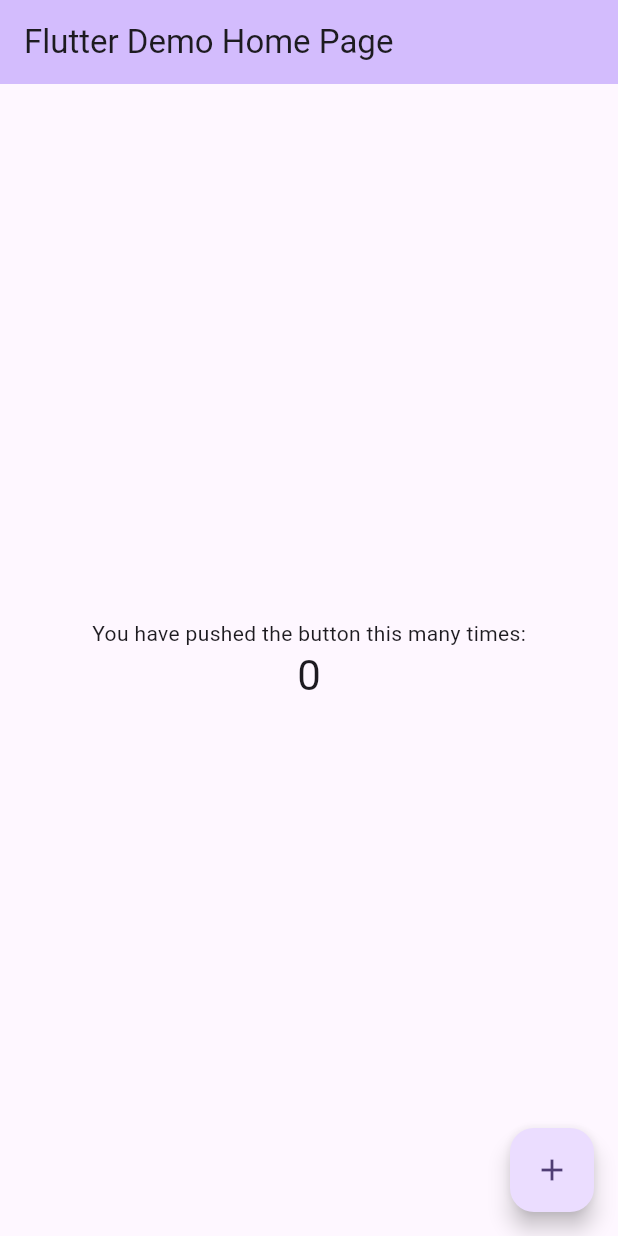
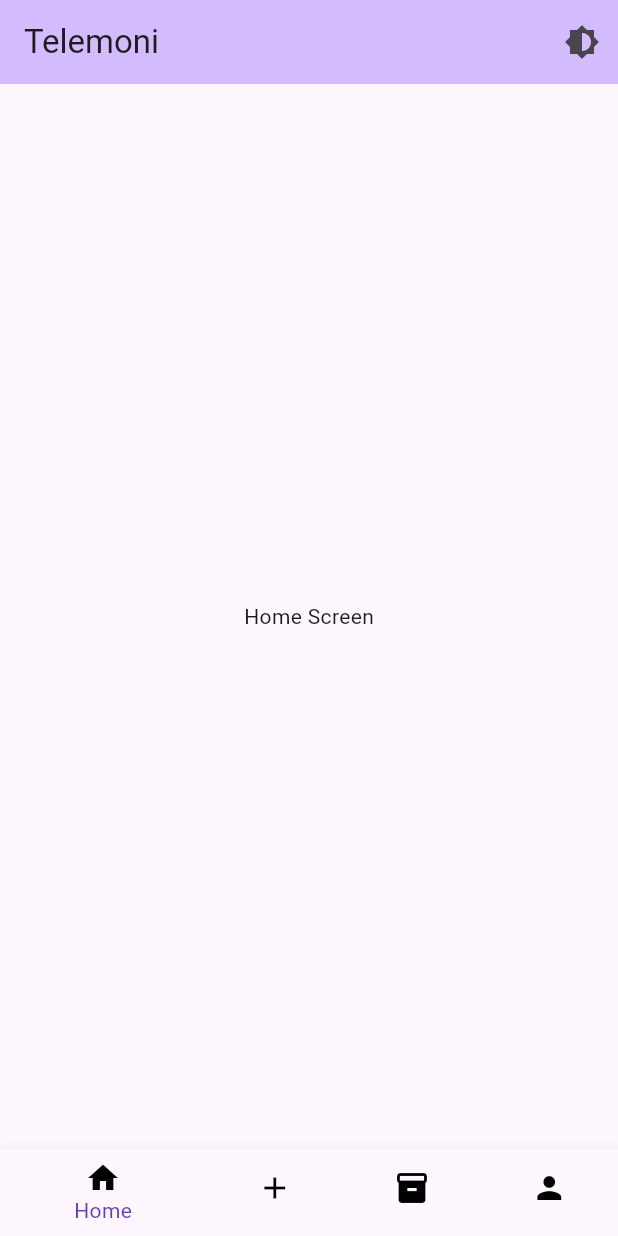
Before and after one commit to dhanateam/mobile-app, a Flutter app: the screen it shows after launch, on a phone screen of 412 x 824 dp. Run offline on Flutter 3.47's test engine with Material 3 defaults, Android fonts, the phone set to English and light mode, and no system bars.

Commit message:
home screen

```diff
--- a/lib/main.dart
+++ b/lib/main.dart
@@ -4,122 +4,128 @@ void main() {
   runApp(const MyApp());
 }
 
-class MyApp extends StatelessWidget {
+class MyApp extends StatefulWidget {
   const MyApp({super.key});
 
-  // This widget is the root of your application.
+  @override
+  State<MyApp> createState() => _MyAppState();
+}
+
+class _MyAppState extends State<MyApp> {
+  // Track the current theme mode (light or dark)
+  bool isDarkMode = false;
+
   @override
   Widget build(BuildContext context) {
     return MaterialApp(
-      title: 'Flutter Demo',
+      debugShowCheckedModeBanner: false, // Remove the debug banner
+      title: 'Telemoni',
       theme: ThemeData(
-        // This is the theme of your application.
-        //
-        // TRY THIS: Try running your application with "flutter run". You'll see
-        // the application has a purple toolbar. Then, without quitting the app,
-        // try changing the seedColor in the colorScheme below to Colors.green
-        // and then invoke "hot reload" (save your changes or press the "hot
-        // reload" button in a Flutter-supported IDE, or press "r" if you used
-        // the command line to start the app).
-        //
-        // Notice that the counter didn't reset back to zero; the application
-        // state is not lost during the reload. To reset the state, use hot
-        // restart instead.
-        //
-        // This works for code too, not just values: Most code changes can be
-        // tested with just a hot reload.
-        colorScheme: ColorScheme.fromSeed(seedColor: Colors.deepPurple),
+        brightness: Brightness.light,
+        colorScheme: ColorScheme.fromSeed(
+          seedColor: Colors.deepPurple,
+          brightness: Brightness.light,
+        ),
         useMaterial3: true,
       ),
-      home: const MyHomePage(title: 'Flutter Demo Home Page'),
+      darkTheme: ThemeData(
+        brightness: Brightness.dark,
+        colorScheme: ColorScheme.fromSeed(
+          seedColor: Colors.deepPurple,
+          brightness: Brightness.dark,
+        ),
+        useMaterial3: true,
+      ),
+      themeMode: isDarkMode ? ThemeMode.dark : ThemeMode.light,
+      home: MyHomePage(
+        title: 'Telemoni',
+        toggleTheme: _toggleTheme,
+      ),
     );
+  }
+
+  void _toggleTheme() {
+    setState(() {
+      isDarkMode = !isDarkMode;
+    });
   }
 }
 
 class MyHomePage extends StatefulWidget {
-  const MyHomePage({super.key, required this.title});
-
-  // This widget is the home page of your application. It is stateful, meaning
-  // that it has a State object (defined below) that contains fields that affect
-  // how it looks.
-
-  // This class is the configuration for the state. It holds the values (in this
-  // case the title) provided by the parent (in this case the App widget) and
-  // used by the build method of the State. Fields in a Widget subclass are
-  // always marked "final".
+  const MyHomePage({super.key, required this.title, required this.toggleTheme});
 
   final String title;
+  final VoidCallback toggleTheme;
 
   @override
   State<MyHomePage> createState() => _MyHomePageState();
 }
 
 class _MyHomePageState extends State<MyHomePage> {
-  int _counter = 0;
+  int _selectedIndex = 0;
 
-  void _incrementCounter() {
+  // List of screens for navigation
+  final List<Widget> _pages = [
+    const Center(child: Text('Home Screen')),
+    const Center(child: Text('Add Product Screen')),
+    const Center(child: Text('My Products Screen')),
+    const Center(child: Text('Profile Screen')),
+  ];
+
+  // Function to handle bottom navigation bar tap
+  void _onItemTapped(int index) {
     setState(() {
-      // This call to setState tells the Flutter framework that something has
-      // changed in this State, which causes it to rerun the build method below
-      // so that the display can reflect the updated values. If we changed
-      // _counter without calling setState(), then the build method would not be
-      // called again, and so nothing would appear to happen.
-      _counter++;
+      _selectedIndex = index;
     });
   }
 
   @override
   Widget build(BuildContext context) {
-    // This method is rerun every time setState is called, for instance as done
-    // by the _incrementCounter method above.
-    //
-    // The Flutter framework has been optimized to make rerunning build methods
-    // fast, so that you can just rebuild anything that needs updating rather
-    // than having to individually change instances of widgets.
+    final isDarkMode = Theme.of(context).brightness == Brightness.dark;
+    final iconColor = isDarkMode ? Colors.white : Colors.black;
+    final labelColor = isDarkMode ? Colors.white : Colors.black;
+
     return Scaffold(
       appBar: AppBar(
-        // TRY THIS: Try changing the color here to a specific color (to
-        // Colors.amber, perhaps?) and trigger a hot reload to see the AppBar
-        // change color while the other colors stay the same.
         backgroundColor: Theme.of(context).colorScheme.inversePrimary,
-        // Here we take the value from the MyHomePage object that was created by
-        // the App.build method, and use it to set our appbar title.
         title: Text(widget.title),
+        actions: [
+          IconButton(
+            icon: Icon(Icons.brightness_6),
+            onPressed: widget.toggleTheme,
+            tooltip: 'Toggle Theme',
+          ),
+        ],
       ),
-      body: Center(
-        // Center is a layout widget. It takes a single child and positions it
-        // in the middle of the parent.
-        child: Column(
-          // Column is also a layout widget. It takes a list of children and
-          // arranges them vertically. By default, it sizes itself to fit its
-          // children horizontally, and tries to be as tall as its parent.
-          //
-          // Column has various properties to control how it sizes itself and
-          // how it positions its children. Here we use mainAxisAlignment to
-          // center the children vertically; the main axis here is the vertical
-          // axis because Columns are vertical (the cross axis would be
-          // horizontal).
-          //
-          // TRY THIS: Invoke "debug painting" (choose the "Toggle Debug Paint"
-          // action in the IDE, or press "p" in the console), to see the
-          // wireframe for each widget.
-          mainAxisAlignment: MainAxisAlignment.center,
-          children: <Widget>[
-            const Text(
-              'You have pushed the button this many times:',
-            ),
-            Text(
-              '$_counter',
-              style: Theme.of(context).textTheme.headlineMedium,
-            ),
-          ],
-        ),
+      body: _pages[_selectedIndex],
+      bottomNavigationBar: BottomNavigationBar(
+        items: [
+          BottomNavigationBarItem(
+            icon: Icon(Icons.home, color: iconColor),
+            label: 'Home',
+          ),
+          BottomNavigationBarItem(
+            icon: Icon(Icons.add, color: iconColor),
+            label: 'Add Product',
+          ),
+          BottomNavigationBarItem(
+            icon: Icon(Icons.inventory, color: iconColor),
+            label: 'My Products',
+          ),
+          BottomNavigationBarItem(
+            icon: Icon(Icons.person, color: iconColor),
+            label: 'Profile',
+          ),
+        ],
+        currentIndex: _selectedIndex,
+        selectedItemColor: Colors.deepPurple,
+        onTap: _onItemTapped,
+        backgroundColor: Theme.of(context).colorScheme.inversePrimary,
+        unselectedItemColor:
+            iconColor, // Ensure unselected icon color matches the theme
+        selectedLabelStyle: TextStyle(color: labelColor),
+        unselectedLabelStyle: TextStyle(color: labelColor),
       ),
-      floatingActionButton: FloatingActionButton(
-        onPressed: _incrementCounter,
-        tooltip: 'Increment',
-        child: const Icon(Icons.add),
-      ), // This trailing comma makes auto-formatting nicer for build methods.
     );
   }
 }
```
